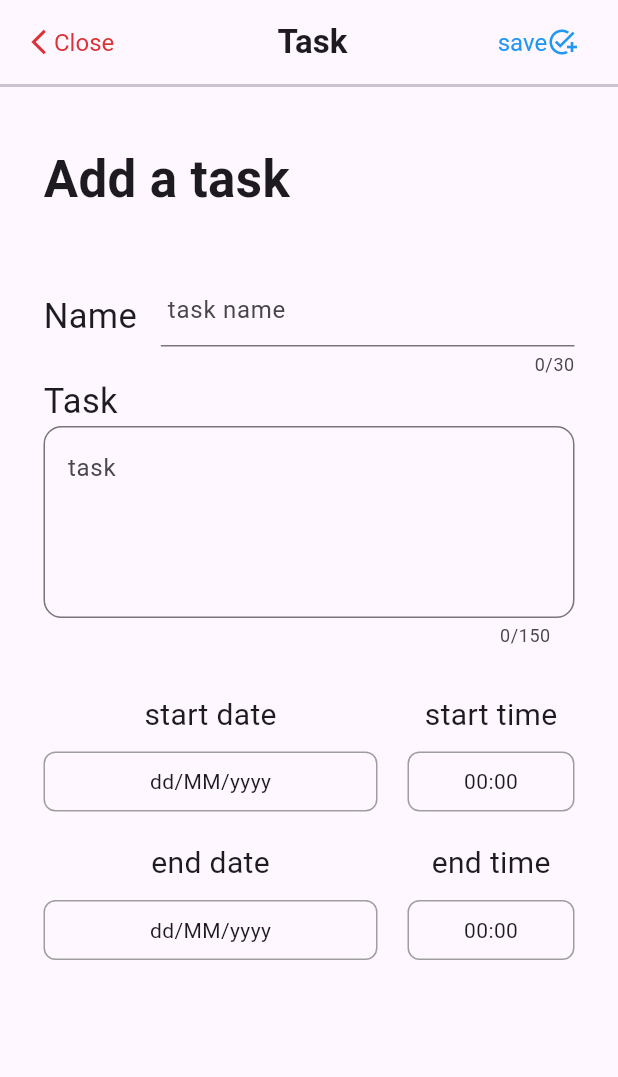
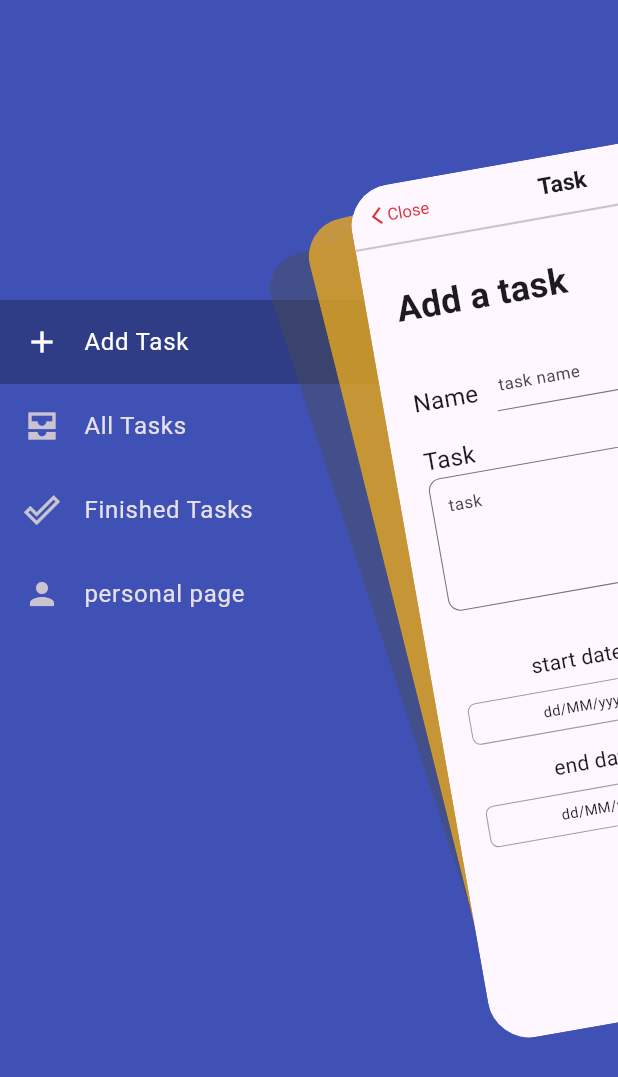
Before and after one commit to AmrMohamed97/life_binder, a Flutter app: the screen it shows after launch, after a tap on "Close", on a phone screen of 412 x 824 dp. Shown: the top 1077 px of the screen. Run offline on Flutter 3.47's test engine with Material 3 defaults, Android fonts, the phone set to English and light mode, and no system bars; drawn by our look-alikes of flutter_zoom_drawer; our stand-ins replace awesome_dialog, cloud_firestore, firebase_auth, firebase_core, firebase_storage, flutter_bloc and 5 more; missing offline and left inert: animated_snack_bar; accounts and stored records are empty.

Commit message:
add task_home_page design

```diff
--- a/lib/core/routes/app_pages.dart
+++ b/lib/core/routes/app_pages.dart
@@ -6,6 +6,7 @@ import 'package:note_app/features/personal_page/presentation/pages/personal_page
 import 'package:note_app/core/routes/pages_keys.dart';
 import 'package:note_app/core/widgets/no_data_widget.dart';
 import 'package:note_app/features/tasks/add_task.dart';
+import 'package:note_app/features/tasks/task_home_page.dart';
 
 class AppPages {
   AppPages._();
@@ -17,5 +18,6 @@ class AppPages {
     // PagesKeys.searchView:(context)=>const SearchView(),
     PagesKeys.personalPageView: (context) => const PersonalPageView(),
     PagesKeys.addTask: (context) => const AddTask(),
+    PagesKeys.taskHomePage: (context) => const TaskHmoePage(),
    };
 }
--- a/lib/core/routes/pages_keys.dart
+++ b/lib/core/routes/pages_keys.dart
@@ -8,4 +8,5 @@ class PagesKeys{
   static const String searchView='searchView';
   static const String personalPageView='personalPageView';
   static const String addTask='addTask';
+  static const String taskHomePage='taskHomePage';
 }
--- a/lib/features/tasks/add_task_app_bar.dart
+++ b/lib/features/tasks/add_task_app_bar.dart
@@ -1,5 +1,5 @@
 import 'package:flutter/material.dart';
- import 'package:note_app/features/tasks/ignore_task_button.dart';
+import 'package:note_app/features/tasks/ignore_task_button.dart';
 import 'package:note_app/features/tasks/save_task_button.dart';
 
 class AddTaskAppBar extends StatelessWidget implements PreferredSizeWidget {
@@ -15,22 +15,19 @@ class AddTaskAppBar extends StatelessWidget implements PreferredSizeWidget {
         AppBar(
           automaticallyImplyLeading: false,
           elevation: 0,
-          title: Row(
+          title: const Row(
             children: [
-              const IgnoreTaskButton(),
-              Flexible(
-                  child: SizedBox(
-                width: MediaQuery.sizeOf(context).width * .41 - 80,
-              )),
-              const Text(
+              IgnoreTaskButton(),
+              Expanded(child: SizedBox()),
+              Text(
                 'Task',
                 style: TextStyle(
                   fontWeight: FontWeight.bold,
                   // fontSize: ,
                 ),
               ),
-              const Expanded(child: SizedBox()),
-              const SaveTaskButton(),
+              Expanded(child: SizedBox()),
+              SaveTaskButton(),
             ],
           ),
         ),
--- /dev/null
+++ b/lib/features/tasks/all_tasks.dart
@@ -0,0 +1,14 @@
+import 'package:flutter/material.dart';
+
+class AllTasks extends StatelessWidget {
+  const AllTasks({super.key});
+
+  @override
+  Widget build(BuildContext context) {
+    return Scaffold(
+      appBar: AppBar(
+        title: Text('All Tasks'),
+      ),
+    );
+  }
+}
--- /dev/null
+++ b/lib/features/tasks/data/model/menu_item.dart
@@ -0,0 +1,7 @@
+import 'package:flutter/material.dart';
+
+class MenuItem {
+  final String title;
+  final IconData icon;
+  const MenuItem({required this.title,required this.icon});
+}
--- /dev/null
+++ b/lib/features/tasks/finished_tasks.dart
@@ -0,0 +1,14 @@
+import 'package:flutter/material.dart';
+
+class FinishedTasks extends StatelessWidget {
+  const FinishedTasks({super.key});
+
+  @override
+  Widget build(BuildContext context) {
+    return Scaffold(
+      appBar: AppBar(
+        title: Text('Finished Tasks'),
+      ),
+    );
+  }
+}
--- /dev/null
+++ b/lib/features/tasks/home_main_page.dart
@@ -0,0 +1,17 @@
+import 'package:flutter/material.dart';
+import 'package:note_app/features/tasks/navigate_to_menu_widget.dart';
+
+class HomeMainPage extends StatelessWidget {
+  const HomeMainPage({super.key});
+
+  @override
+  Widget build(BuildContext context) {
+    return   Scaffold(
+      appBar: AppBar(
+        backgroundColor: Colors.blue,
+        title: const Text('Tasks'),
+        leading: const NavigateToMenuWidget(),
+      ),
+    );
+  }
+}
--- a/lib/features/tasks/ignore_task_button.dart
+++ b/lib/features/tasks/ignore_task_button.dart
@@ -1,5 +1,7 @@
 import 'package:flutter/material.dart';
+import 'package:flutter_zoom_drawer/flutter_zoom_drawer.dart';
 import 'package:note_app/core/constants/colors/app_colors.dart';
+import 'package:note_app/features/tasks/navigate_to_menu_widget.dart';
 
 class IgnoreTaskButton extends StatelessWidget {
   const IgnoreTaskButton({
@@ -9,10 +11,11 @@ class IgnoreTaskButton extends StatelessWidget {
   @override
   Widget build(BuildContext context) {
     return GestureDetector(
-      onTap: () {},
-      child: const SizedBox(
-        width: 80,
-        child: Row(
+      onTap: () {
+        ZoomDrawer.of(context)!.toggle();
+      },
+      child: const Row(
+        mainAxisSize: MainAxisSize.min,
         children: [
           Icon(
             Icons.arrow_back_ios_sharp,
@@ -29,7 +32,6 @@ class IgnoreTaskButton extends StatelessWidget {
           ),
         ],
       ),
-      ),
     );
   }
 }
--- /dev/null
+++ b/lib/features/tasks/navigate_to_menu_widget.dart
@@ -0,0 +1,15 @@
+import 'package:flutter/material.dart';
+import 'package:flutter_zoom_drawer/flutter_zoom_drawer.dart';
+
+class NavigateToMenuWidget extends StatelessWidget {
+  const NavigateToMenuWidget({super.key});
+
+  @override
+  Widget build(BuildContext context) {
+    return IconButton(
+        onPressed: () {
+          ZoomDrawer.of(context)!.toggle();
+        },
+        icon: const Icon(Icons.menu));
+  }
+}
--- a/lib/features/tasks/save_task_button.dart
+++ b/lib/features/tasks/save_task_button.dart
@@ -1,4 +1,3 @@
-
 import 'package:flutter/material.dart';
 
 class SaveTaskButton extends StatelessWidget {
@@ -9,11 +8,11 @@ class SaveTaskButton extends StatelessWidget {
   @override
   Widget build(BuildContext context) {
     return GestureDetector(
-      onTap: (){},
+      onTap: () {},
       child: const Row(
         mainAxisSize: MainAxisSize.min,
         children: [
-          Text('save',
+          Text('save ',
               style: TextStyle(
                 color: Colors.blue,
                 fontSize: 16,
@@ -23,6 +22,9 @@ class SaveTaskButton extends StatelessWidget {
             color: Colors.blue,
             size: 20,
           ),
+          SizedBox(
+            width: 5,
+          ),
         ],
       ),
     );
--- /dev/null
+++ b/lib/features/tasks/task_home_page.dart
@@ -0,0 +1,51 @@
+import 'package:flutter/material.dart';
+import 'package:flutter_zoom_drawer/flutter_zoom_drawer.dart';
+import 'package:note_app/features/tasks/add_task.dart';
+import 'package:note_app/features/tasks/all_tasks.dart';
+import 'package:note_app/features/tasks/data/model/menu_item.dart';
+import 'package:note_app/features/tasks/finished_tasks.dart';
+import 'package:note_app/features/tasks/home_main_page.dart';
+import 'package:note_app/features/tasks/task_home_page_menu.dart';
+
+class TaskHmoePage extends StatefulWidget {
+  const TaskHmoePage({super.key});
+
+  @override
+  State<TaskHmoePage> createState() => _TaskHmoePageState();
+}
+
+class _TaskHmoePageState extends State<TaskHmoePage> {
+  MenuItem currentItem = MenuItems.taskIconList[0];
+  @override
+  Widget build(BuildContext context) {
+    return ZoomDrawer(
+      borderRadius: 40,
+      angle: -10,
+      menuBackgroundColor: Colors.indigo,
+      showShadow: true,
+      slideWidth: MediaQuery.of(context).size.width * 0.68,
+      shadowLayer2Color: const Color.fromARGB(186, 245, 175, 23),
+      shadowLayer1Color: const Color.fromARGB(240, 71, 77, 75).withOpacity(.4),
+      mainScreen: getScreen(),
+      menuScreen: Builder(builder: (context) {
+        return TaskHomePageMenu(
+          currentItem: currentItem,
+          onSelectedItem: (menuItem) {
+            setState(() => currentItem = menuItem);
+            ZoomDrawer.of(context)!.close();
+          },
+        );
+      }),
+    );
+  }
+
+  Widget getScreen() {
+    return currentItem.title == 'Add Task'
+        ? const AddTask()
+        : currentItem.title == 'All Tasks'
+            ? const AllTasks()
+            : currentItem.title == 'Finished Tasks'
+                ? const FinishedTasks()
+                : const HomeMainPage();
+  }
+}
--- /dev/null
+++ b/lib/features/tasks/task_home_page_menu.dart
@@ -0,0 +1,63 @@
+import 'package:flutter/material.dart';
+import 'package:note_app/features/tasks/data/model/menu_item.dart';
+import 'package:note_app/features/tasks/home_main_page.dart';
+
+class MenuItems {
+  static const List<MenuItem> taskIconList = [
+    MenuItem(title: 'Add Task', icon: Icons.add),
+    MenuItem(title: 'All Tasks', icon: Icons.all_inbox_sharp),
+    MenuItem(title: 'Finished Tasks', icon: Icons.done_outline),
+  ];
+}
+
+class TaskHomePageMenu extends StatelessWidget {
+  const TaskHomePageMenu(
+      {super.key, required this.currentItem, required this.onSelectedItem});
+  final MenuItem currentItem;
+  final ValueChanged<MenuItem> onSelectedItem;
+  @override
+  Widget build(BuildContext context) {
+    return Theme(
+      data: ThemeData.dark(),
+      child: Scaffold(
+        backgroundColor: Colors.indigo,
+        body: SafeArea(
+          child: Column(
+            crossAxisAlignment: CrossAxisAlignment.start,
+            children: [
+              const Spacer(),
+              ...MenuItems.taskIconList.map(buildItem).toList(),
+              ListTile(
+                title: Text('personal page'),
+                leading: Icon(Icons.person),
+                onTap: () => Navigator.push(
+                    context,
+                    MaterialPageRoute(
+                        builder: (context) => const HomeMainPage())),
+              ),
+              const Spacer(
+                flex: 2,
+              ),
+            ],
+          ),
+        ),
+      ),
+    );
+  }
+
+  Widget buildItem(MenuItem menuItem) {
+    return ListTileTheme(
+      selectedColor: Colors.white,
+      child: ListTile(
+        selected: menuItem == currentItem,
+        selectedTileColor: Colors.black26,
+        title: FittedBox(
+            alignment: Alignment.centerLeft,
+            fit: BoxFit.scaleDown,
+            child: Text(menuItem.title)),
+        leading: Icon(menuItem.icon),
+        onTap: () => onSelectedItem(menuItem),
+      ),
+    );
+  }
+}
--- a/lib/main.dart
+++ b/lib/main.dart
@@ -44,7 +44,7 @@ class MyApp extends StatelessWidget {
         debugShowCheckedModeBanner: false,
         navigatorKey: navigatorKey,
         routes: AppPages.routes,
-        initialRoute: PagesKeys.addTask,
+        initialRoute: PagesKeys.taskHomePage,
         // isLogin ? PagesKeys.personalPageView : PagesKeys.loginView,
       ),
     );
--- a/pubspec.yaml
+++ b/pubspec.yaml
@@ -40,6 +40,7 @@ dependencies:
   flutter_bloc: null
   flutter_local_notifications: ^17.1.2
   flutter_svg: null
+  flutter_zoom_drawer: ^3.2.0
   font_awesome_flutter: null
   google_sign_in: null
   image: null
```
Also changed, not shown: pubspec.lock. Lines whose indentation alone changed are shown as unchanged.
